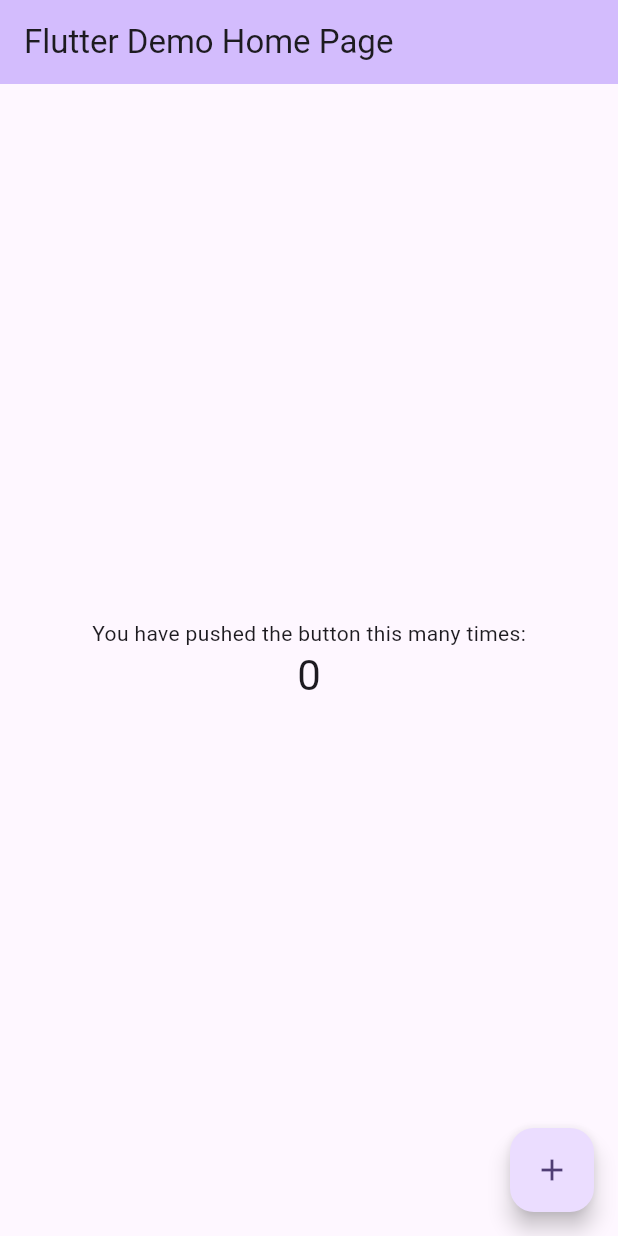
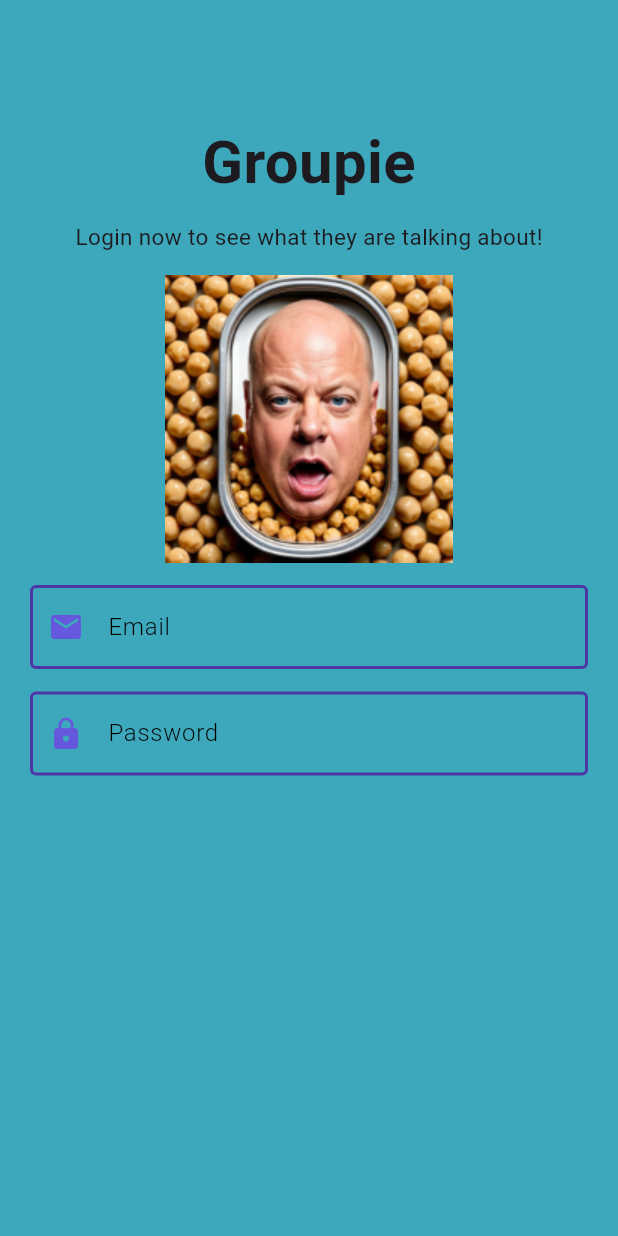
Before and after one commit to reverofsuturb/scaling-parakeet, a Flutter app: the screen it shows after launch, on a phone screen of 412 x 824 dp. Run offline on Flutter 3.47's test engine with Material 3 defaults, Android fonts, the phone set to English and light mode, and no system bars; our stand-ins replace firebase_core, shared_preferences; accounts and stored records are empty.

Commit message:
firebase install, loginpage

```diff
--- /dev/null
+++ b/lib/helper/helper_function.dart
@@ -0,0 +1,16 @@
+import "package:shared_preferences/shared_preferences.dart";
+
+class HelperFunctions {
+  //keys
+  static String userLoggedInKey = "LOGGEDINKEY";
+  static String userNameKey = "USERNAMEKEY";
+  static String userEmailKey = "USEREMAILKEY";
+
+  //saving data to SF
+
+  //getting data from SF
+  static Future<bool?> getUserLoggedInStatus() async {
+    SharedPreferences sf = await SharedPreferences.getInstance();
+    return sf.getBool(userLoggedInKey);
+  }
+}
--- a/lib/main.dart
+++ b/lib/main.dart
@@ -1,125 +1,52 @@
+import 'package:dartpractice/helper/helper_function.dart';
+import 'package:dartpractice/pages/auth/login_page.dart';
+import 'package:dartpractice/pages/home_page.dart';
+import 'package:firebase_core/firebase_core.dart';
+import 'firebase_options.dart';
 import 'package:flutter/material.dart';
 
-void main() {
+void main() async {
+  WidgetsFlutterBinding.ensureInitialized();
+  await Firebase.initializeApp(
+    options: DefaultFirebaseOptions.currentPlatform,
+  );
   runApp(const MyApp());
 }
 
-class MyApp extends StatelessWidget {
-  const MyApp({super.key});
+class MyApp extends StatefulWidget {
+  const MyApp({Key? key}) : super(key: key);
+
+  @override
+  State<MyApp> createState() => _MyAppState();
+}
+
+class _MyAppState extends State<MyApp> {
+  bool _isSignedIn = false;
+
+  @override
+  void initState() {
+    super.initState();
+    getUserLoggedInStatus();
+  }
+
+  getUserLoggedInStatus() async {
+    await HelperFunctions.getUserLoggedInStatus().then((value) {
+      if (value != null) {
+        _isSignedIn = value;
+      }
+    });
+  }
 
   // This widget is the root of your application.
   @override
   Widget build(BuildContext context) {
     return MaterialApp(
-      title: 'Flutter Demo',
       theme: ThemeData(
-        // This is the theme of your application.
-        //
-        // TRY THIS: Try running your application with "flutter run". You'll see
-        // the application has a purple toolbar. Then, without quitting the app,
-        // try changing the seedColor in the colorScheme below to Colors.green
-        // and then invoke "hot reload" (save your changes or press the "hot
-        // reload" button in a Flutter-supported IDE, or press "r" if you used
-        // the command line to start the app).
-        //
-        // Notice that the counter didn't reset back to zero; the application
-        // state is not lost during the reload. To reset the state, use hot
-        // restart instead.
-        //
-        // This works for code too, not just values: Most code changes can be
-        // tested with just a hot reload.
-        colorScheme: ColorScheme.fromSeed(seedColor: Colors.deepPurple),
-        useMaterial3: true,
+        primaryColor: const Color.fromARGB(255, 101, 88, 221),
+        scaffoldBackgroundColor: const Color.fromARGB(255, 61, 168, 187),
       ),
-      home: const MyHomePage(title: 'Flutter Demo Home Page'),
+      debugShowCheckedModeBanner: false,
+      home: _isSignedIn ? const HomePage() : const LoginPage(),
     );
   }
 }
-
-class MyHomePage extends StatefulWidget {
-  const MyHomePage({super.key, required this.title});
-
-  // This widget is the home page of your application. It is stateful, meaning
-  // that it has a State object (defined below) that contains fields that affect
-  // how it looks.
-
-  // This class is the configuration for the state. It holds the values (in this
-  // case the title) provided by the parent (in this case the App widget) and
-  // used by the build method of the State. Fields in a Widget subclass are
-  // always marked "final".
-
-  final String title;
-
-  @override
-  State<MyHomePage> createState() => _MyHomePageState();
-}
-
-class _MyHomePageState extends State<MyHomePage> {
-  int _counter = 0;
-
-  void _incrementCounter() {
-    setState(() {
-      // This call to setState tells the Flutter framework that something has
-      // changed in this State, which causes it to rerun the build method below
-      // so that the display can reflect the updated values. If we changed
-      // _counter without calling setState(), then the build method would not be
-      // called again, and so nothing would appear to happen.
-      _counter++;
-    });
-  }
-
-  @override
-  Widget build(BuildContext context) {
-    // This method is rerun every time setState is called, for instance as done
-    // by the _incrementCounter method above.
-    //
-    // The Flutter framework has been optimized to make rerunning build methods
-    // fast, so that you can just rebuild anything that needs updating rather
-    // than having to individually change instances of widgets.
-    return Scaffold(
-      appBar: AppBar(
-        // TRY THIS: Try changing the color here to a specific color (to
-        // Colors.amber, perhaps?) and trigger a hot reload to see the AppBar
-        // change color while the other colors stay the same.
-        backgroundColor: Theme.of(context).colorScheme.inversePrimary,
-        // Here we take the value from the MyHomePage object that was created by
-        // the App.build method, and use it to set our appbar title.
-        title: Text(widget.title),
-      ),
-      body: Center(
-        // Center is a layout widget. It takes a single child and positions it
-        // in the middle of the parent.
-        child: Column(
-          // Column is also a layout widget. It takes a list of children and
-          // arranges them vertically. By default, it sizes itself to fit its
-          // children horizontally, and tries to be as tall as its parent.
-          //
-          // Column has various properties to control how it sizes itself and
-          // how it positions its children. Here we use mainAxisAlignment to
-          // center the children vertically; the main axis here is the vertical
-          // axis because Columns are vertical (the cross axis would be
-          // horizontal).
-          //
-          // TRY THIS: Invoke "debug painting" (choose the "Toggle Debug Paint"
-          // action in the IDE, or press "p" in the console), to see the
-          // wireframe for each widget.
-          mainAxisAlignment: MainAxisAlignment.center,
-          children: <Widget>[
-            const Text(
-              'You have pushed the button this many times:',
-            ),
-            Text(
-              '$_counter',
-              style: Theme.of(context).textTheme.headlineMedium,
-            ),
-          ],
-        ),
-      ),
-      floatingActionButton: FloatingActionButton(
-        onPressed: _incrementCounter,
-        tooltip: 'Increment',
-        child: const Icon(Icons.add),
-      ), // This trailing comma makes auto-formatting nicer for build methods.
-    );
-  }
-}
--- /dev/null
+++ b/lib/pages/auth/login_page.dart
@@ -0,0 +1,79 @@
+import "package:dartpractice/widgets/widgets.dart";
+import "package:flutter/material.dart";
+
+class LoginPage extends StatefulWidget {
+  const LoginPage({Key? key}) : super(key: key);
+
+  @override
+  State<LoginPage> createState() => _LoginPageState();
+}
+
+class _LoginPageState extends State<LoginPage> {
+  final formKey = GlobalKey<FormState>();
+  String email = "";
+  String password = "";
+  @override
+  Widget build(BuildContext context) {
+    return Scaffold(
+        body: SingleChildScrollView(
+            child: Padding(
+                padding:
+                    const EdgeInsets.symmetric(horizontal: 20, vertical: 80),
+                child: Form(
+                    key: formKey,
+                    child: Column(
+                      mainAxisAlignment: MainAxisAlignment.center,
+                      crossAxisAlignment: CrossAxisAlignment.center,
+                      children: <Widget>[
+                        const Text("Groupie",
+                            style: TextStyle(
+                                fontSize: 40, fontWeight: FontWeight.bold)),
+                        const SizedBox(height: 10),
+                        const Text(
+                            "Login now to see what they are talking about!",
+                            style: TextStyle(
+                                fontSize: 15, fontWeight: FontWeight.w400)),
+                        const SizedBox(height: 15),
+                        Image.asset("assets/login.png"),
+                        const SizedBox(height: 15),
+                        TextFormField(
+                          decoration: textInputDecoration.copyWith(
+                              labelText: "Email",
+                              prefixIcon: const Icon(Icons.email,
+                                  color: Color.fromARGB(255, 101, 88, 221))),
+                          onChanged: (val) {
+                            setState(() {
+                              email = val;
+                            });
+                          },
+                          validator: (val) {
+                            return RegExp(
+                                        r"^[a-zA-Z0-9.a-zA-Z0-9.!#$%&'*+-/=?^_`{|}~]+@[a-zA-Z0-9]+\.[a-zA-Z]+")
+                                    .hasMatch(val!)
+                                ? null
+                                : "Please enter a valid email";
+                          },
+                        ),
+                        const SizedBox(height: 15),
+                        TextFormField(
+                            obscureText: true,
+                            decoration: textInputDecoration.copyWith(
+                                labelText: "Password",
+                                prefixIcon: const Icon(Icons.lock,
+                                    color: Color.fromARGB(255, 101, 88, 221))),
+                            validator: (val) {
+                              if (val!.length < 6) {
+                                return "Password must be at least 6 characters";
+                              } else {
+                                return null;
+                              }
+                            },
+                            onChanged: (val) {
+                              setState(() {
+                                password = val;
+                              });
+                            })
+                      ],
+                    )))));
+  }
+}
--- /dev/null
+++ b/lib/pages/home_page.dart
@@ -0,0 +1,15 @@
+import 'package:flutter/material.dart';
+
+class HomePage extends StatefulWidget {
+  const HomePage({Key? key}) : super(key: key);
+
+  @override
+  State<HomePage> createState() => _HomePageState();
+}
+
+class _HomePageState extends State<HomePage> {
+  @override
+  Widget build(BuildContext context) {
+    return const Scaffold(body: Center(child: Text("HomePage")));
+  }
+}
--- /dev/null
+++ b/lib/widgets/widgets.dart
@@ -0,0 +1,13 @@
+import 'package:flutter/material.dart';
+
+const textInputDecoration = InputDecoration(
+  labelStyle: TextStyle(color: Colors.black, fontWeight: FontWeight.w300),
+  focusedBorder: OutlineInputBorder(
+      borderSide: BorderSide(color: Color(0xFFee7b64), width: 2)),
+  enabledBorder: OutlineInputBorder(
+      borderSide:
+          BorderSide(color: Color.fromARGB(255, 78, 54, 167), width: 2)),
+  errorBorder: OutlineInputBorder(
+      borderSide:
+          BorderSide(color: Color.fromARGB(255, 143, 16, 75), width: 2)),
+);
```
Also changed, not shown: pubspec.yaml (+4 -4 lines), assets/login.png (added), firebase.json (added), lib/firebase_options.dart (added), pubspec.lock, 6 other files.
